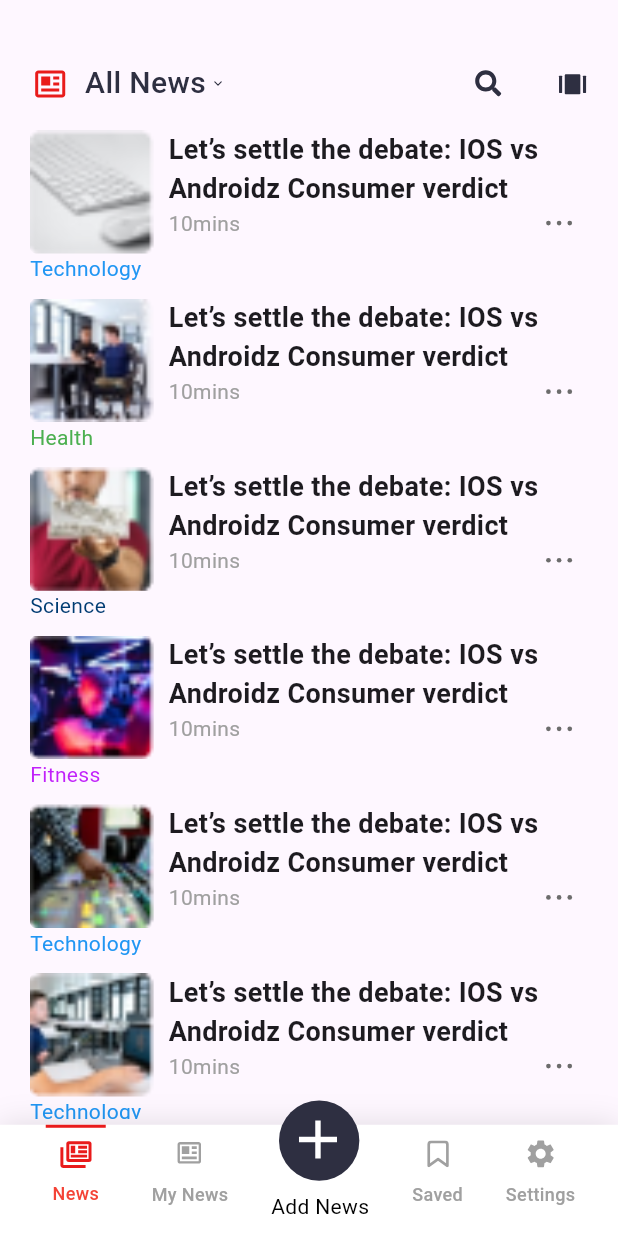
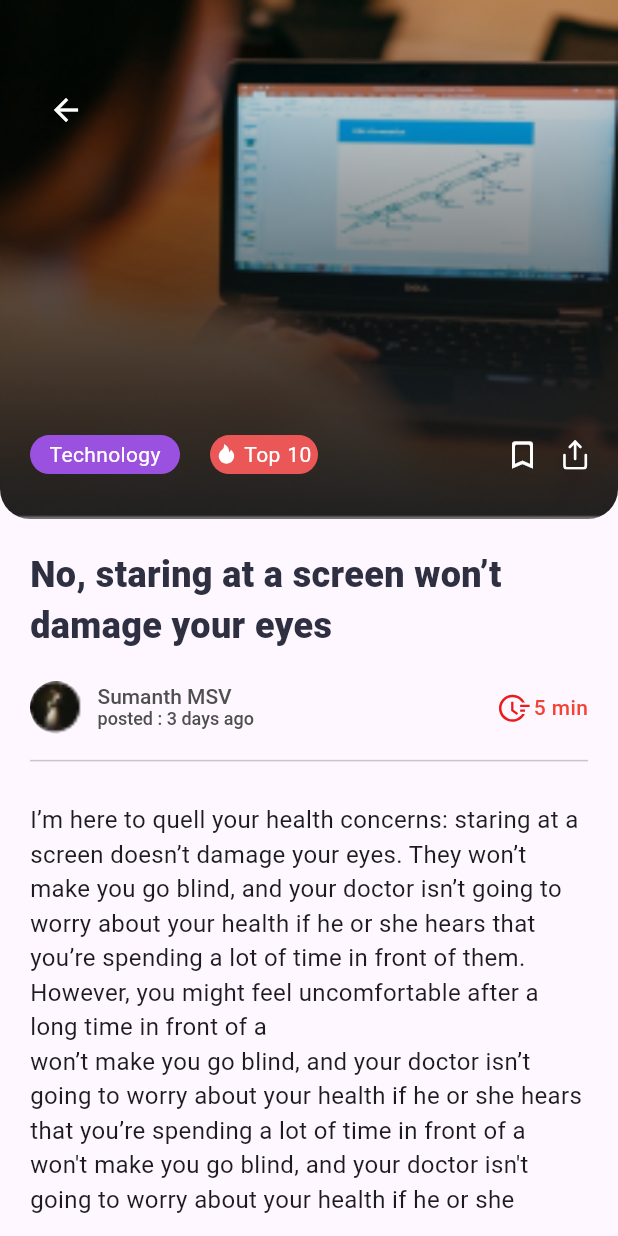
Before and after one commit to obidkhandev/AnyNews, a Flutter app: the screen it shows after launch, after a tap on "View more", on a phone screen of 412 x 824 dp. Run offline on Flutter 3.47's test engine with Material 3 defaults, Android fonts, the phone set to English and light mode, and no system bars; our stand-ins replace carousel_slider, flutter_svg.

Commit message:
completed project

```diff
--- a/lib/ui/news/card.dart
+++ b/lib/ui/news/card.dart
@@ -47,7 +47,10 @@ class MyCard extends StatelessWidget {
             ),
           ),
           Spacer(),
-          MyRating(),
+          MyRating(
+            color: Colors.white,
+            detailColor: Colors.red,
+          ),
           // SizedBox(height: 10),
           Padding(
             padding: EdgeInsets.symmetric(horizontal: 20, vertical: 15),
--- a/lib/ui/news/news_page.dart
+++ b/lib/ui/news/news_page.dart
@@ -1,12 +1,13 @@
 import 'package:carousel_slider/carousel_slider.dart';
 import 'package:flutter/material.dart';
-import 'package:my_project/constants.dart';
 import 'package:my_project/helper/helper_functions.dart';
 import 'package:my_project/ui/news/card.dart';
 import 'package:my_project/ui/news_list_view/news_list_view_page.dart';
+import 'package:my_project/ui/read_more/read_more.dart';
 import 'package:my_project/widget/my_app_bar.dart';
 import 'package:my_project/widget/my_plus.dart';
 import 'package:my_project/widget/nav_bar.dart';
+import 'package:my_project/widget/title.dart';
 
 class NewsPage extends StatefulWidget {
   const NewsPage({super.key});
@@ -67,15 +68,7 @@ class _NewsPageState extends State<NewsPage> {
               Padding(
                 padding: EdgeInsets.symmetric(
                     vertical: 10, horizontal: width(context) * 0.05),
-                child: const Text(
-                  "No, staring at a screen won’t damage your eyes",
-                  style: TextStyle(
-                    color: kTextPrimarycolor,
-                    fontWeight: FontWeight.w800,
-                    fontSize: 24,
-                  ),
-                  textAlign: TextAlign.start,
-                ),
+                child: MyTitle(),
               ),
               Container(
                 padding:
@@ -103,7 +96,7 @@ class _NewsPageState extends State<NewsPage> {
                   Navigator.push(
                     context,
                     MaterialPageRoute(
-                      builder: (context) => NewListPage(),
+                      builder: (context) => ReadMorePage(),
                     ),
                   );
                 },
--- a/lib/ui/read_more/read_more.dart
+++ b/lib/ui/read_more/read_more.dart
@@ -0,0 +1,90 @@
+import 'package:flutter/material.dart';
+import 'package:flutter_svg/svg.dart';
+import 'package:my_project/ui/read_more/widget/my_cart.dart';
+import 'package:my_project/widget/title.dart';
+
+class ReadMorePage extends StatelessWidget {
+  const ReadMorePage({super.key});
+
+  @override
+  Widget build(BuildContext context) {
+    return Scaffold(
+      body: Column(
+        children: [
+          const MyCart(),
+          Expanded(
+              child: ListView(
+            padding: EdgeInsets.all(20),
+            children: [
+              const MyTitle(),
+              const SizedBox(height: 20),
+              Row(
+                children: [
+                  Container(
+                    height: 35,
+                    width: 35,
+                    decoration: const BoxDecoration(
+                      shape: BoxShape.circle,
+                      image: DecorationImage(
+                        fit: BoxFit.fill,
+                        image: AssetImage("assets/images/Ellipse 60.png"),
+                      ),
+                    ),
+                  ),
+                  const SizedBox(width: 10),
+                  RichText(
+                    text: const TextSpan(
+                      children: [
+                        TextSpan(
+                          text: "Sumanth MSV\n",
+                          style: TextStyle(
+                            fontWeight: FontWeight.w500,
+                            fontSize: 14,
+                            color: Color(0xff4F4F4F),
+                          ),
+                        ),
+                        TextSpan(
+                          text: "posted : 3 days ago",
+                          style: TextStyle(
+                            fontWeight: FontWeight.w500,
+                            fontSize: 12,
+                            color: Color(0xff4F4F4F),
+                          ),
+                        ),
+                      ],
+                    ),
+                  ),
+                  const Spacer(),
+                  SvgPicture.asset(
+                    "assets/icons/ant-design_field-time-outlined.svg",
+                    height: 26,
+                  ),
+                  Text(
+                    "5 min",
+                    style: TextStyle(
+                      color: Colors.red,
+                      fontWeight: FontWeight.w500,
+                    ),
+                  ),
+                ],
+              ),
+              SizedBox(height: 10),
+              Divider(),
+              SizedBox(height: 20),
+              Text(
+                """
+I’m here to quell your health concerns: staring at a screen doesn’t damage your eyes. They won’t make you go blind, and your doctor isn’t going to worry about your health if he or she hears that you’re spending a lot of time in front of them. However, you might feel uncomfortable after a long time in front of a
+won’t make you go blind, and your doctor isn’t going to worry about your health if he or she hears that you’re spending a lot of time in front of a won't make you go blind, and your doctor isn't going to worry about your health if he or she
+""",
+                style: TextStyle(
+                  fontWeight: FontWeight.w400,
+                  fontSize: 16,
+                ),
+              )
+            ],
+          )),
+        ],
+      ),
+    );
+  }
+}
--- /dev/null
+++ b/lib/ui/read_more/widget/my_cart.dart
@@ -0,0 +1,78 @@
+import 'package:flutter/material.dart';
+import 'package:flutter_svg/svg.dart';
+import 'package:my_project/helper/helper_functions.dart';
+import 'package:my_project/widget/my_rating.dart';
+
+class MyCart extends StatelessWidget {
+  const MyCart({
+    super.key,
+  });
+
+  @override
+  Widget build(BuildContext context) {
+    return Container(
+      padding: EdgeInsets.only(
+          top: height(context) * 0.06, left: 20, right: 20, bottom: 30),
+      height: height(context) * 0.42,
+      width: double.infinity,
+      decoration: const BoxDecoration(
+        borderRadius: BorderRadius.only(
+          bottomRight: Radius.circular(20),
+          bottomLeft: Radius.circular(20),
+        ),
+        image: DecorationImage(
+          fit: BoxFit.fill,
+          image: AssetImage("assets/images/Rectangle 204.png"),
+        ),
+      ),
+      child: Column(
+        crossAxisAlignment: CrossAxisAlignment.start,
+        mainAxisAlignment: MainAxisAlignment.spaceBetween,
+        children: [
+          IconButton(
+            onPressed: () {
+              Navigator.pop(context);
+            },
+            icon: const Icon(
+              Icons.arrow_back,
+              size: 24,
+              color: Colors.white,
+            ),
+          ),
+          Row(
+            children: [
+              Container(
+                height: 26,
+                width: 100,
+                alignment: Alignment.center,
+                decoration: BoxDecoration(
+                  color: const Color(0xff9B51E0),
+                  borderRadius: BorderRadius.circular(20),
+                ),
+                child: const Text(
+                  "Technology",
+                  style: TextStyle(color: Colors.white),
+                ),
+              ),
+              const MyRating(
+                color: Color(0xffEB5757),
+                detailColor: Colors.white,
+                fireColor: Colors.white,
+              ),
+              const Spacer(),
+              const Icon(
+                Icons.bookmark_border_rounded,
+                color: Colors.white,
+              ),
+              const SizedBox(width: 15),
+              SvgPicture.asset(
+                "assets/icons/share.svg",
+                height: 20,
+              ),
+            ],
+          ),
+        ],
+      ),
+    );
+  }
+}
--- a/lib/widget/my_rating.dart
+++ b/lib/widget/my_rating.dart
@@ -2,18 +2,26 @@ import 'package:flutter/material.dart';
 import 'package:flutter_svg/svg.dart';
 
 class MyRating extends StatelessWidget {
+  final Color color;
+  final Color detailColor;
+  final Color fireColor;
   const MyRating({
     super.key,
+    required this.color,
+    required this.detailColor,
+    this.fireColor = Colors.red,
   });
 
   @override
   Widget build(BuildContext context) {
     return Container(
-      margin: EdgeInsets.symmetric(horizontal: 20,),
+      margin: EdgeInsets.symmetric(
+        horizontal: 20,
+      ),
       height: 26,
       width: 72,
       decoration: BoxDecoration(
-        color: Colors.white,
+        color: color,
         borderRadius: BorderRadius.circular(16),
       ),
       child: Row(
@@ -23,9 +31,16 @@ class MyRating extends StatelessWidget {
             "assets/icons/Vector (3).svg",
             height: 14,
             width: 14,
+            color: fireColor,
           ),
-          Text("Top"),
-          Text("10")
+          Text(
+            "Top",
+            style: TextStyle(color: detailColor),
+          ),
+          Text(
+            "10",
+            style: TextStyle(color: detailColor),
+          )
         ],
       ),
     );
--- /dev/null
+++ b/lib/widget/title.dart
@@ -0,0 +1,21 @@
+import 'package:flutter/material.dart';
+import 'package:my_project/constants.dart';
+
+class MyTitle extends StatelessWidget {
+  const MyTitle({
+    super.key,
+  });
+
+  @override
+  Widget build(BuildContext context) {
+    return const Text(
+      "No, staring at a screen won’t damage your eyes",
+      style: TextStyle(
+        color: kTextPrimarycolor,
+        fontWeight: FontWeight.w800,
+        fontSize: 24,
+      ),
+      textAlign: TextAlign.start,
+    );
+  }
+}
```
Also changed, not shown: assets/icons/Rectangle 153 (1).png (added), assets/icons/ant-design_field-time-outlined.svg (added).
